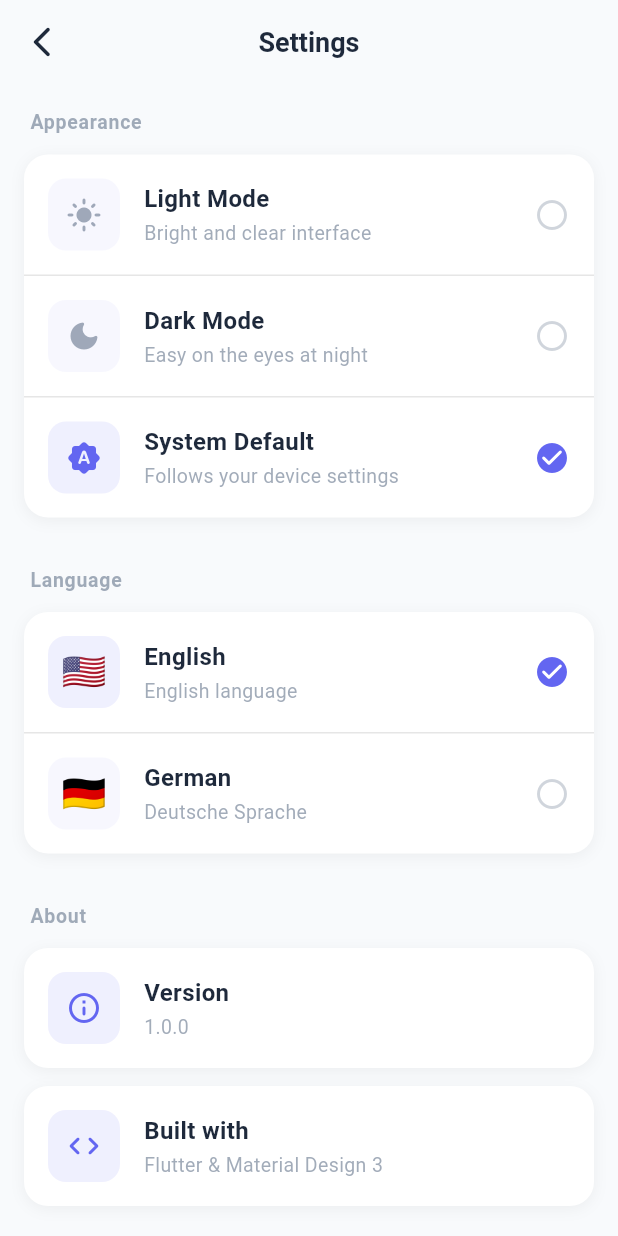
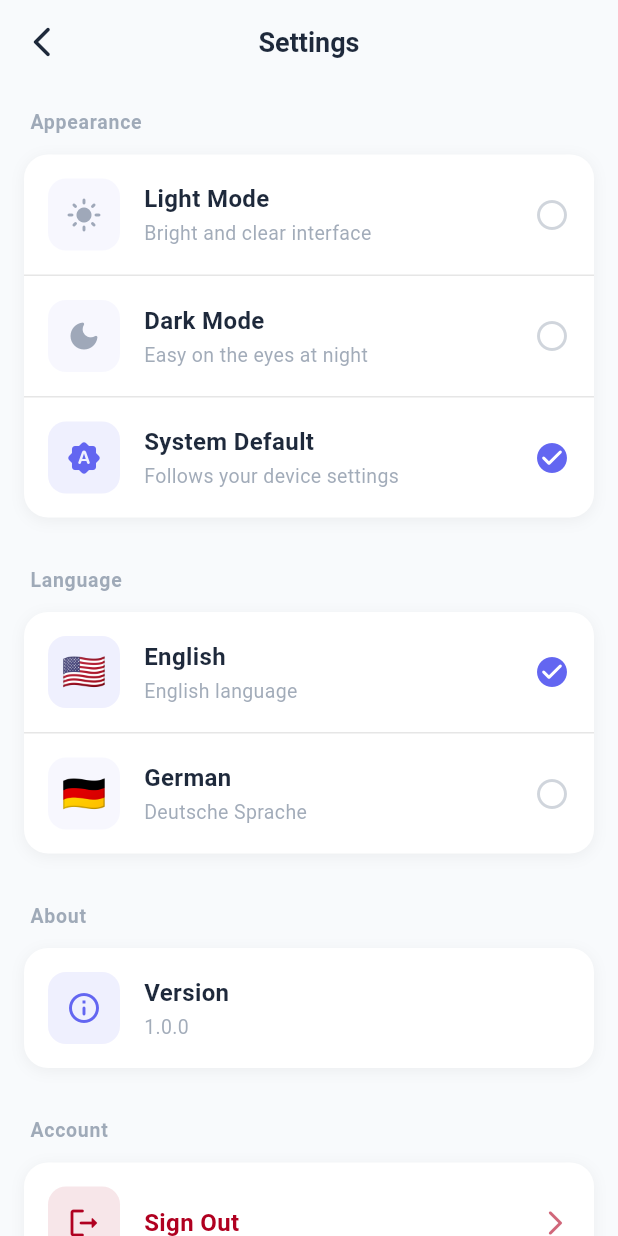
Before and after one commit to MainChallengeApp/unite_up, a Flutter app: the SettingsPage screen opened directly, on a phone screen of 412 x 824 dp. Run offline on Flutter 3.47's test engine with Material 3 defaults, Android fonts, the phone set to English and light mode, and no system bars; our stand-ins replace easy_localization, font_awesome_flutter; accounts and stored records are empty.

Commit message:
chore: remove build with info
- Deleted "builtWith" and "flutterMaterial" keys from both de.json and en.json localization files to streamline translations.
- Cleaned up imports in SettingsPage and removed references to the deleted localization keys for improved code organization.

```diff
--- a/assets/translations/de.json
+++ b/assets/translations/de.json
@@ -200,8 +200,6 @@
     },
     "about": "Über",
     "version": "Version",
-    "builtWith": "Erstellt mit",
-    "flutterMaterial": "Flutter & Material Design 3",
     "account": "Konto"
   },
   "empty": {
--- a/assets/translations/en.json
+++ b/assets/translations/en.json
@@ -200,8 +200,6 @@
     },
     "about": "About",
     "version": "Version",
-    "builtWith": "Built with",
-    "flutterMaterial": "Flutter & Material Design 3",
     "account": "Account"
   },
   "empty": {
--- a/lib/pages/settings_page.dart
+++ b/lib/pages/settings_page.dart
@@ -1,3 +1,6 @@
+import 'package:easy_localization/easy_localization.dart';
+import 'package:flutter/material.dart';
+import 'package:provider/provider.dart';
 import 'package:unite_up/core/constants/app_constants.dart';
 import 'package:unite_up/providers/app_state_provider.dart';
 import 'package:unite_up/providers/theme_provider.dart';
@@ -5,9 +8,6 @@ import 'package:unite_up/widgets/app_card_container.dart';
 import 'package:unite_up/widgets/settings_card.dart';
 import 'package:unite_up/widgets/settings_emoji_container.dart';
 import 'package:unite_up/widgets/settings_icon_container.dart';
-import 'package:easy_localization/easy_localization.dart';
-import 'package:flutter/material.dart';
-import 'package:provider/provider.dart';
 
 class SettingsPage extends StatefulWidget {
   const SettingsPage({super.key});
@@ -81,14 +81,6 @@ class _SettingsPageState extends State<SettingsPage> {
             icon: AppIcons.info,
             title: 'settings.version'.tr(),
             subtitle: '1.0.0',
-            theme: theme,
-          ),
-          const SizedBox(height: AppSizes.spacing12),
-          _buildInfoCard(
-            context,
-            icon: AppIcons.code,
-            title: 'settings.builtWith'.tr(),
-            subtitle: 'settings.flutterMaterial'.tr(),
             theme: theme,
           ),
           const SizedBox(height: AppSizes.spacing32),
```
